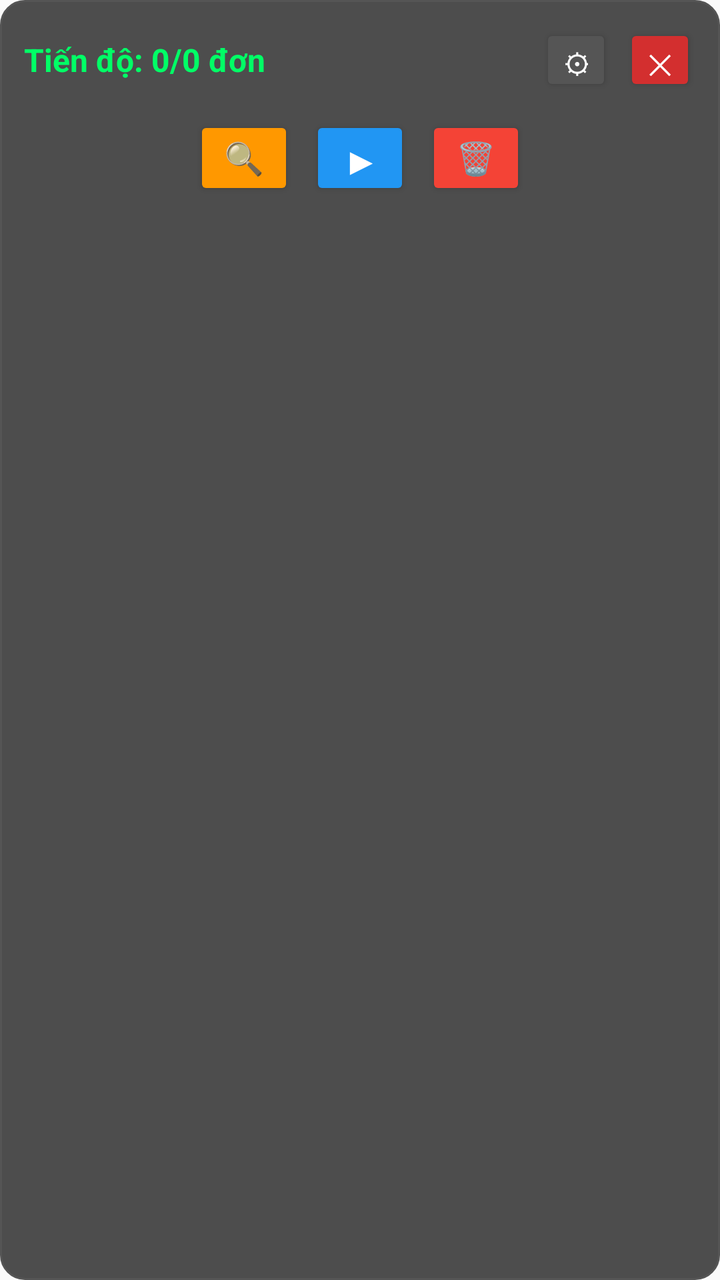
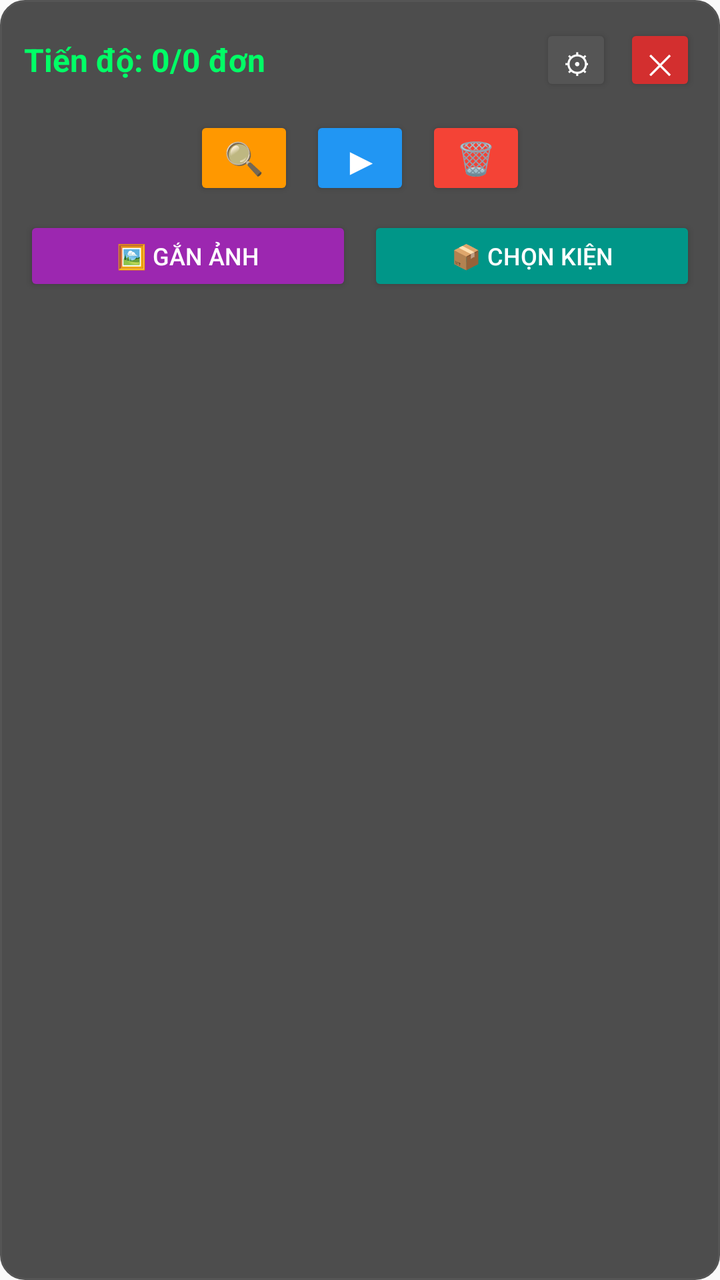

An Android layout rendered at two revisions. The XML below is the earlier revision; the diff shows what the commit changed to produce the second picture.
<!-- AndroidManifest.xml: application theme Theme.AppCompat.Light.NoActionBar -->
<!-- res/layout/layout_floating_popup.xml -->
<?xml version="1.0" encoding="utf-8"?>
<LinearLayout xmlns:android="http://schemas.android.com/apk/res/android"
    android:layout_width="wrap_content"
    android:layout_height="wrap_content"
    android:background="@drawable/bg_floating_box"
    android:orientation="vertical"
    android:padding="12dp"
    android:elevation="8dp">

    
    <LinearLayout
        android:layout_width="match_parent"
        android:layout_height="wrap_content"
        android:gravity="center_vertical"
        android:orientation="horizontal">

        <TextView
            android:id="@+id/tvProgress"
            android:layout_width="0dp"
            android:layout_height="wrap_content"
            android:layout_weight="1"
            android:text="Tiến độ: 0/0 đơn"
            android:textColor="#00FF66"
            android:textSize="16sp"
            android:textStyle="bold" />

        
        <Button
            android:id="@+id/btnSettings"
            android:layout_width="36dp"
            android:layout_height="36dp"
            android:layout_marginEnd="6dp"
            android:backgroundTint="#555555"
            android:text="⚙"
            android:textColor="#FFFFFF"
            android:textSize="14sp" />

        <Button
            android:id="@+id/btnClose"
            android:layout_width="36dp"
            android:layout_height="36dp"
            android:backgroundTint="#D32F2F"
            android:text="✕"
            android:textColor="#FFFFFF"
            android:textSize="14sp" />
    </LinearLayout>

    
    <LinearLayout
        android:layout_width="match_parent"
        android:layout_height="wrap_content"
        android:layout_marginTop="10dp"
        android:gravity="center"
        android:orientation="horizontal">

        <Button
            android:id="@+id/btnSearch"
            android:layout_width="50dp"
            android:layout_height="42dp"
            android:layout_marginEnd="8dp"
            android:backgroundTint="#FF9800"
            android:text="🔍"
            android:textSize="16sp" />

        <Button
            android:id="@+id/btnPlayPause"
            android:layout_width="50dp"
            android:layout_height="42dp"
            android:layout_marginEnd="8dp"
            android:backgroundTint="#2196F3"
            android:text="▶"
            android:textColor="#FFFFFF"
            android:textSize="18sp"
            android:textStyle="bold" />

        <Button
            android:id="@+id/btnDelete"
            android:layout_width="50dp"
            android:layout_height="42dp"
            android:backgroundTint="#F44336"
            android:text="🗑"
            android:textSize="16sp" />
    </LinearLayout>

</LinearLayout>
<!-- resources referenced by this layout -->
<resources>
  <!-- drawable bg_floating_box (drawable) -->
  <?xml version="1.0" encoding="utf-8"?>
  <shape xmlns:android="http://schemas.android.com/apk/res/android"
      android:shape="rectangle">
      <solid android:color="#CC222222" />
      <corners android:radius="12dp" />
      <stroke android:width="1dp" android:color="#555555" />
  </shape>
</resources>

<!-- the commit's change to res/layout/layout_floating_popup.xml (unified diff, before → after) -->
@@ -24,7 +24,6 @@
             android:textSize="16sp"
             android:textStyle="bold" />
 
-        
         <Button
             android:id="@+id/btnSettings"
             android:layout_width="36dp"
@@ -82,4 +81,37 @@
             android:textSize="16sp" />
     </LinearLayout>
 
+    
+    <LinearLayout
+        android:layout_width="match_parent"
+        android:layout_height="wrap_content"
+        android:layout_marginTop="8dp"
+        android:gravity="center"
+        android:orientation="horizontal">
+
+        
+        <Button
+            android:id="@+id/btnAttachImages"
+            android:layout_width="0dp"
+            android:layout_height="40dp"
+            android:layout_weight="1"
+            android:layout_marginEnd="4dp"
+            android:backgroundTint="#9C27B0"
+            android:text="🖼 Gắn Ảnh"
+            android:textColor="#FFFFFF"
+            android:textSize="12sp" />
+
+        
+        <Button
+            android:id="@+id/btnSelectParcel"
+            android:layout_width="0dp"
+            android:layout_height="40dp"
+            android:layout_weight="1"
+            android:layout_marginStart="4dp"
+            android:backgroundTint="#009688"
+            android:text="📦 Chọn Kiện"
+            android:textColor="#FFFFFF"
+            android:textSize="12sp" />
+    </LinearLayout>
+
 </LinearLayout>
